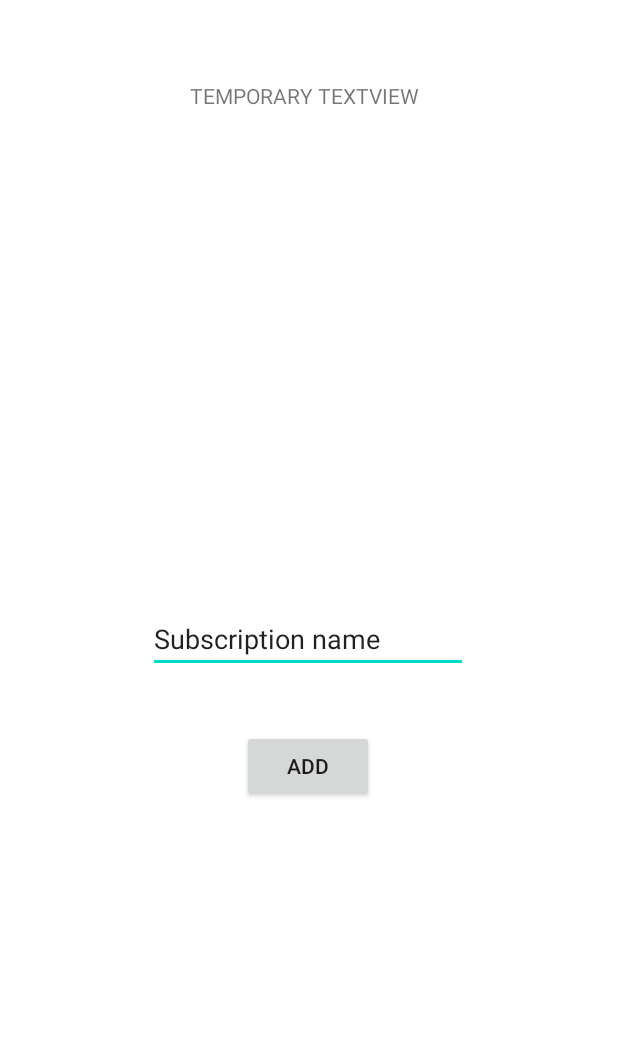
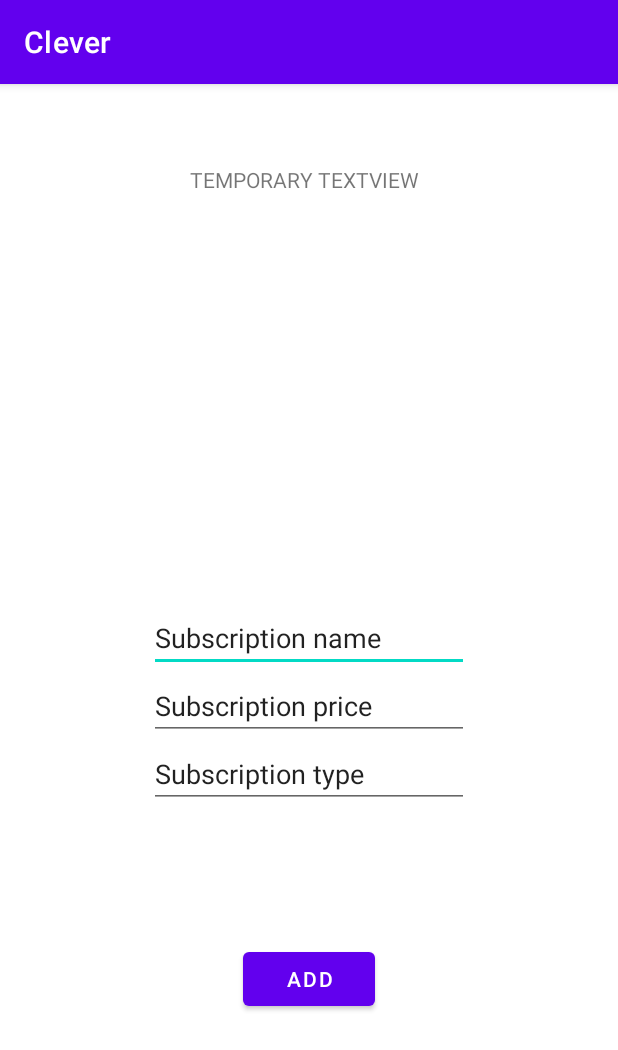
Before and after one commit to Vavuz/Clever, an Android app: the screen it shows after launch (AddExpense), after a tap on "ADD EXPENSE", on a phone screen of 412 x 824 dp. Shown: the top 1050 px of the screen. Run offline under Robolectric (Android 15) with nearby library versions, the phone set to English and light mode, and no system bars.

Commit message:
Implement a database to store all the subscriptions.

```diff
--- a/app/src/main/java/com/example/clever/AddExpense.java
+++ b/app/src/main/java/com/example/clever/AddExpense.java
@@ -1,13 +1,85 @@
 package com.example.clever;
 
-import android.app.Activity;
+import android.content.Intent;
 import android.os.Bundle;
-import android.widget.Toast;
+import android.view.View;
+import android.widget.Button;
+import android.widget.EditText;
 
-public class AddExpense extends Activity {
+import androidx.appcompat.app.AppCompatActivity;
+
+import java.util.Date;
+
+public class AddExpense extends AppCompatActivity {
+
+    private EditText nameEditText, priceEditText, subscriptionTypeEditText;
+    private Button deleteButton;
+    private Expense selectedExpense;
+
     public void onCreate(Bundle savedInstanceState) {
         super.onCreate(savedInstanceState);
         setContentView(R.layout.add_expense);
-        Toast.makeText(getBaseContext(), "In Add Expense activity", Toast.LENGTH_LONG).show();
+        initWidgets();
+        checkForEditExpense();
+    }
+
+    private void initWidgets()
+    {
+        nameEditText = findViewById(R.id.expense_name);
+        priceEditText = findViewById(R.id.expense_price);
+        subscriptionTypeEditText = findViewById(R.id.expense_type);
+        deleteButton = findViewById(R.id.deleteExpenseButton);
+    }
+
+    private void checkForEditExpense()
+    {
+        Intent previousIntent = getIntent();
+
+        int passedExpenseID = previousIntent.getIntExtra(Expense.EXPENSE_EDIT_EXTRA, -1);
+        selectedExpense = Expense.getExpenseForID(passedExpenseID);
+
+        if (selectedExpense != null)
+        {
+            nameEditText.setText(selectedExpense.getName());
+            priceEditText.setText(selectedExpense.getPrice());
+            subscriptionTypeEditText.setText(selectedExpense.getSubscriptionType());
+        }
+        else
+        {
+            deleteButton.setVisibility(View.INVISIBLE);
+        }
+    }
+
+    public void saveExpense(View view)
+    {
+        ExpensesDatabaseManager sqLiteManager = ExpensesDatabaseManager.instanceOfDatabase(this);
+        String name = String.valueOf(nameEditText.getText());
+        String price = String.valueOf(priceEditText.getText());
+        String subscriptionType = String.valueOf(subscriptionTypeEditText.getText());
+
+        if(selectedExpense == null)
+        {
+            int id = Expense.expenseArrayList.size();
+            Expense newExpense = new Expense(id, name, price, subscriptionType);
+            Expense.expenseArrayList.add(newExpense);
+            sqLiteManager.addExpenseToDatabase(newExpense);
+        }
+        else
+        {
+            selectedExpense.setName(name);
+            selectedExpense.setPrice(price);
+            selectedExpense.setSubscriptionType(subscriptionType);
+            sqLiteManager.updateExpenseInDB(selectedExpense);
+        }
+
+        finish();
+    }
+
+    public void deleteExpense(View view)
+    {
+        selectedExpense.setDeleted(new Date());
+        ExpensesDatabaseManager sqLiteManager = ExpensesDatabaseManager.instanceOfDatabase(this);
+        sqLiteManager.updateExpenseInDB(selectedExpense);
+        finish();
     }
 }
--- /dev/null
+++ b/app/src/main/java/com/example/clever/ExpenseAdapter.java
@@ -0,0 +1,36 @@
+package com.example.clever;
+
+import android.content.Context;
+import android.view.LayoutInflater;
+import android.view.View;
+import android.view.ViewGroup;
+import android.widget.ArrayAdapter;
+import android.widget.TextView;
+
+import androidx.annotation.NonNull;
+import androidx.annotation.Nullable;
+
+import java.util.List;
+
+public class ExpenseAdapter extends ArrayAdapter<Expense> {
+    public ExpenseAdapter(Context context, List<Expense> expenses)
+    {
+        super(context, 0, expenses);
+    }
+
+    @NonNull
+    @Override
+    public View getView(int position, @Nullable View convertView, @NonNull ViewGroup parent)
+    {
+        Expense expense = getItem(position);
+        if(convertView == null)
+            convertView = LayoutInflater.from(getContext()).inflate(R.layout.expense_cell, parent, false);
+
+        TextView name = convertView.findViewById(R.id.cellName);
+        TextView price = convertView.findViewById(R.id.cellPrice);
+        name.setText(expense.getName());
+        price.setText(expense.getPrice());
+
+        return convertView;
+    }
+}
--- /dev/null
+++ b/app/src/main/java/com/example/clever/ExpensesDatabaseManager.java
@@ -0,0 +1,146 @@
+package com.example.clever;
+
+import android.annotation.SuppressLint;
+import android.content.ContentValues;
+import android.content.Context;
+import android.database.Cursor;
+import android.database.sqlite.SQLiteDatabase;
+import android.database.sqlite.SQLiteOpenHelper;
+import java.text.DateFormat;
+import java.text.ParseException;
+import java.text.SimpleDateFormat;
+import java.util.Date;
+
+public class ExpensesDatabaseManager extends SQLiteOpenHelper {
+
+    private static ExpensesDatabaseManager expensesDatabaseManager;
+
+    private static final String DATABASE_NAME = "CleverDB";
+    private static final int DATABASE_VERSION = 1;
+    private static final String TABLE_NAME = "Expenses";
+    private static final String COUNTER = "Counter";
+
+    private static final String ID_FIELD = "id";
+    private static final String NAME_FIELD = "name";
+    private static final String PRICE_FIELD = "price";
+    private static final String SUBSCRIPTION_TYPE_DESC_FIELD = "subscriptionType";
+    private static final String DELETED_FIELD = "deleted";
+
+    @SuppressLint("SimpleDateFormat")
+    private static final DateFormat dateFormat = new SimpleDateFormat("MM-dd-yyyy HH:mm:ss");
+
+    public ExpensesDatabaseManager(Context context) { super(context, DATABASE_NAME, null, DATABASE_VERSION); }
+
+    public static ExpensesDatabaseManager instanceOfDatabase(Context context)
+    {
+        if(expensesDatabaseManager == null)
+            expensesDatabaseManager = new ExpensesDatabaseManager(context);
+
+        return expensesDatabaseManager;
+    }
+
+    @Override
+    public void onCreate(SQLiteDatabase expensesDatabase)
+    {
+        StringBuilder sql;
+        sql = new StringBuilder()
+                .append("CREATE TABLE ")
+                .append(TABLE_NAME)
+                .append("(")
+                .append(COUNTER)
+                .append(" INTEGER PRIMARY KEY AUTOINCREMENT, ")
+                .append(ID_FIELD)
+                .append(" INT, ")
+                .append(NAME_FIELD)
+                .append(" TEXT, ")
+                .append(PRICE_FIELD)
+                .append(" TEXT, ")
+                .append(SUBSCRIPTION_TYPE_DESC_FIELD)
+                .append(" TEXT, ")
+                .append(DELETED_FIELD)
+                .append(" TEXT)");
+
+        expensesDatabase.execSQL(sql.toString());
+    }
+
+    @Override
+    public void onUpgrade(SQLiteDatabase expensesDatabase, int oldVersion, int newVersion)
+    {
+//        switch (oldVersion)
+//        {
+//            case 1:
+//                expensesDatabase.execSQL("ALTER TABLE " + TABLE_NAME + " ADD COLUMN " + NEW_COLUMN + " TEXT");
+//            case 2:
+//                expensesDatabase.execSQL("ALTER TABLE " + TABLE_NAME + " ADD COLUMN " + NEW_COLUMN + " TEXT");
+//        }
+    }
+
+    public void addExpenseToDatabase(Expense expense)
+    {
+        SQLiteDatabase expensesDatabase = this.getWritableDatabase();
+
+        ContentValues contentValues = new ContentValues();
+        contentValues.put(ID_FIELD, expense.getId());
+        contentValues.put(NAME_FIELD, expense.getName());
+        contentValues.put(PRICE_FIELD, expense.getPrice());
+        contentValues.put(SUBSCRIPTION_TYPE_DESC_FIELD, expense.getSubscriptionType());
+        contentValues.put(DELETED_FIELD, getStringFromDate(expense.getDeleted()));
+
+        expensesDatabase.insert(TABLE_NAME, null, contentValues);
+    }
+
+    public void populateExpenseListArray()
+    {
+        SQLiteDatabase expensesDatabase = this.getReadableDatabase();
+
+        try (Cursor result = expensesDatabase.rawQuery("SELECT * FROM " + TABLE_NAME, null))
+        {
+            if(result.getCount() != 0)
+            {
+                while (result.moveToNext())
+                {
+                    int id = result.getInt(1);
+                    String name = result.getString(2);
+                    String price = result.getString(3);
+                    String subscriptionType = result.getString(4);
+                    String stringDeleted = result.getString(5);
+                    Date deleted = getDateFromString(stringDeleted);
+                    Expense expense = new Expense(id,name,price,subscriptionType,deleted);
+                    Expense.expenseArrayList.add(expense);
+                }
+            }
+        }
+    }
+
+    public void updateExpenseInDB(Expense expense)
+    {
+        SQLiteDatabase expensesDatabase = this.getWritableDatabase();
+        ContentValues contentValues = new ContentValues();
+        contentValues.put(ID_FIELD, expense.getId());
+        contentValues.put(NAME_FIELD, expense.getName());
+        contentValues.put(PRICE_FIELD, expense.getPrice());
+        contentValues.put(SUBSCRIPTION_TYPE_DESC_FIELD, expense.getSubscriptionType());
+        contentValues.put(DELETED_FIELD, getStringFromDate(expense.getDeleted()));
+
+        expensesDatabase.update(TABLE_NAME, contentValues, ID_FIELD + " =? ", new String[]{String.valueOf(expense.getId())});
+    }
+
+    private String getStringFromDate(Date date)
+    {
+        if(date == null)
+            return null;
+        return dateFormat.format(date);
+    }
+
+    private Date getDateFromString(String string)
+    {
+        try
+        {
+            return dateFormat.parse(string);
+        }
+        catch (ParseException | NullPointerException e)
+        {
+            return null;
+        }
+    }
+}
--- a/app/src/main/java/com/example/clever/MainActivity.java
+++ b/app/src/main/java/com/example/clever/MainActivity.java
@@ -6,17 +6,14 @@ import android.content.Intent;
 import android.os.Bundle;
 import android.view.View;
 import android.view.WindowManager;
-import android.widget.ArrayAdapter;
+import android.widget.AdapterView;
 import android.widget.Button;
 import android.widget.ListView;
-import android.widget.Toast;
 import android.view.Window;
 
-import java.sql.Array;
-import java.util.ArrayList;
-import java.util.List;
+public class MainActivity extends AppCompatActivity {
 
-public class MainActivity extends AppCompatActivity {
+    private ListView expenseListView;
 
     @Override
     protected void onCreate(Bundle savedInstanceState) {
@@ -28,36 +25,65 @@ public class MainActivity extends AppCompatActivity {
                 WindowManager.LayoutParams.FLAG_FULLSCREEN); //enable full screen
         setContentView(R.layout.activity_main);
 
-        // List view setting up
-        ListView attractionDetails = (ListView) findViewById (R.id.expenses_list);
+        initWidgets();
+        loadFromDBToMemory();
+        setExpenseAdapter();
+        setOnClickListener();
 
-        //Navigation back is via phones back button
-        final String[] attractionDetailsArray = new String[] { "Netflix",
-                "Spotify",
-                "Gym",
-                "Vodafone",
-                "Sky",
-                "Google Drive",
-                "Amazon Prime",
-                "Prime Video",
-                "Deliveroo Plus"};
-
-        final ArrayAdapter<String> adapter = new ArrayAdapter<String>(this,
-                android.R.layout.simple_list_item_1,
-                android.R.id.text1,
-                attractionDetailsArray);
-
-        attractionDetails.setAdapter(adapter);
-
-
-        // Button to add an expense to the list of expenses
-        Button addExpenseButton = findViewById(R.id.add_expense);
-        addExpenseButton.setOnClickListener(new View.OnClickListener() {
-            @Override
-            public void onClick(View view) {
-                Intent addExpense = new Intent(MainActivity.this, AddExpense.class);
-                startActivityForResult(addExpense, 1);
+        Button button = (Button) findViewById(R.id.add_expense);
+        button.setOnClickListener(new View.OnClickListener() {
+            public void onClick(View v) {
+                Intent activityA = new Intent(MainActivity.this, AddExpense.class);
+                startActivityForResult(activityA, 1);
             }
         });
     }
+
+
+    private void initWidgets()
+    {
+        expenseListView = findViewById(R.id.expenses_list);
+    }
+
+    private void loadFromDBToMemory()
+    {
+        ExpensesDatabaseManager expensesDatabaseManager = ExpensesDatabaseManager.instanceOfDatabase(this);
+        expensesDatabaseManager.populateExpenseListArray();
+    }
+
+    private void setExpenseAdapter()
+    {
+        ExpenseAdapter expenseAdapter = new ExpenseAdapter(getApplicationContext(), Expense.nonDeletedExpenses());
+        expenseListView.setAdapter(expenseAdapter);
+    }
+
+
+    private void setOnClickListener()
+    {
+        expenseListView.setOnItemClickListener(new AdapterView.OnItemClickListener()
+        {
+            @Override
+            public void onItemClick(AdapterView<?> adapterView, View view, int position, long l)
+            {
+                Expense selectedExpense = (Expense) expenseListView.getItemAtPosition(position);
+                Intent editExpenseIntent = new Intent(getApplicationContext(), AddExpense.class);
+                editExpenseIntent.putExtra(Expense.EXPENSE_EDIT_EXTRA, selectedExpense.getId());
+                startActivity(editExpenseIntent);
+            }
+        });
+    }
+
+
+    public void newExpense(View view)
+    {
+        Intent newExpenseIntent = new Intent(this, AddExpense.class);
+        startActivity(newExpenseIntent);
+    }
+
+    @Override
+    protected void onResume()
+    {
+        super.onResume();
+        setExpenseAdapter();
+    }
 }
--- a/app/src/main/res/layout/add_expense.xml
+++ b/app/src/main/res/layout/add_expense.xml
@@ -21,25 +21,60 @@
         android:id="@+id/add"
         android:layout_width="wrap_content"
         android:layout_height="wrap_content"
-        android:layout_marginBottom="289dp"
+        android:layout_marginBottom="147dp"
         android:text="Add"
         app:layout_constraintBottom_toBottomOf="parent"
         app:layout_constraintEnd_toEndOf="parent"
-        app:layout_constraintHorizontal_bias="0.498"
         app:layout_constraintStart_toStartOf="parent"
-        app:layout_constraintTop_toBottomOf="@+id/expense_name" />
+        app:layout_constraintTop_toBottomOf="@+id/expense_type"
+        android:onClick="saveExpense" />
 
     <EditText
         android:id="@+id/expense_name"
         android:layout_width="wrap_content"
         android:layout_height="wrap_content"
-        android:layout_marginBottom="38dp"
         android:ems="10"
         android:inputType="textPersonName"
         android:text="Subscription name"
-        app:layout_constraintBottom_toTopOf="@+id/add"
+        app:layout_constraintBottom_toTopOf="@+id/expense_price"
         app:layout_constraintEnd_toEndOf="parent"
-        app:layout_constraintHorizontal_bias="0.497"
         app:layout_constraintStart_toStartOf="parent"
         app:layout_constraintTop_toBottomOf="@+id/textView" />
+
+    <EditText
+        android:id="@+id/expense_price"
+        android:layout_width="wrap_content"
+        android:layout_height="wrap_content"
+        android:ems="10"
+        android:inputType="textPersonName"
+        android:text="Subscription price"
+        app:layout_constraintBottom_toTopOf="@+id/expense_type"
+        app:layout_constraintStart_toStartOf="@+id/expense_name"
+        app:layout_constraintTop_toBottomOf="@+id/expense_name" />
+
+    <EditText
+        android:id="@+id/expense_type"
+        android:layout_width="wrap_content"
+        android:layout_height="wrap_content"
+        android:layout_marginBottom="90dp"
+        android:ems="10"
+        android:inputType="textPersonName"
+        android:text="Subscription type"
+        app:layout_constraintBottom_toTopOf="@+id/add"
+        app:layout_constraintStart_toStartOf="@+id/expense_price"
+        app:layout_constraintTop_toBottomOf="@+id/expense_price" />
+
+    <Button
+        android:id="@+id/deleteExpenseButton"
+        android:layout_width="wrap_content"
+        android:layout_height="wrap_content"
+        android:text="DELETE"
+        android:textSize="25sp"
+        android:backgroundTint="@color/white"
+        android:textColor="@color/black"
+        android:textStyle="bold"
+        android:layout_gravity="center"
+        android:layout_marginTop="20dp"
+        android:onClick="deleteExpense"/>
+
 </androidx.constraintlayout.widget.ConstraintLayout>
--- a/app/src/main/res/values/colors.xml
+++ b/app/src/main/res/values/colors.xml
@@ -7,4 +7,5 @@
     <color name="teal_700">#FF018786</color>
     <color name="black">#FF000000</color>
     <color name="white">#FFFFFFFF</color>
+    <color name="gray">#808080</color>
 </resources>
--- a/app/src/main/res/values/strings.xml
+++ b/app/src/main/res/values/strings.xml
@@ -1,4 +1,9 @@
 <resources>
     <string name="app_name">Clever</string>
     <string name="add_expense">Add Expense</string>
+
+    <string name="check_data_title">"NAME - TELEPHONE NO - EMAIL - ADDRESS"</string>
+    <string name="add_next_dialog_message">"Information saved.\nAdd another contact?"</string>
+    <string name="add_next_dialog_confirm_yes">"Yes"</string>
+    <string name="add_next_dialog_confirm_no">"No"</string>
 </resources>
```
Also changed, not shown: app/src/main/java/com/example/clever/Expense.java (+106 -15 lines), app/src/main/res/layout/activity_main.xml (+15 -10 lines), app/src/main/res/layout/expense_cell.xml (added, +30 -0 lines).
